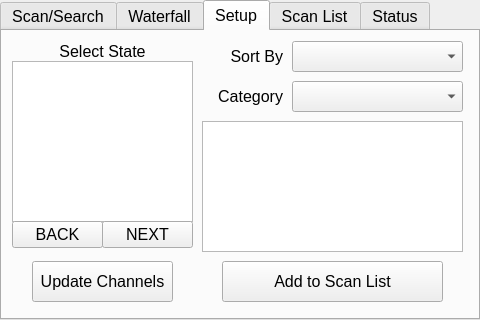
Qt form mainwindow.ui (CWRU-ECSE-398-Team-14/SDR-GNU-Radio-App) before a commit.
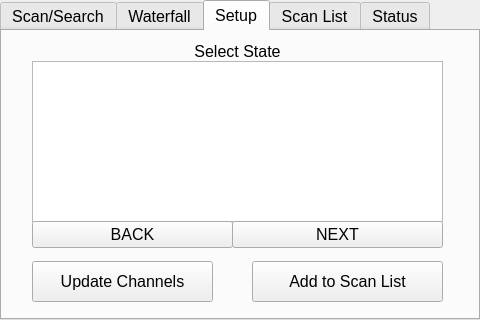
The same form after that commit.

Commit message: New layout and state machine appear to work

The edit to the form file:
```diff
--- a/mainwindow.ui
+++ b/mainwindow.ui
@@ -1166,7 +1166,7 @@
        <rect>
         <x>30</x>
         <y>230</y>
-        <width>141</width>
+        <width>181</width>
         <height>41</height>
        </rect>
       </property>
@@ -1174,74 +1174,12 @@
        <string>Update Channels</string>
       </property>
      </widget>
-     <widget class="QComboBox" name="sortByComboBox">
-      <property name="geometry">
-       <rect>
-        <x>290</x>
-        <y>10</y>
-        <width>171</width>
-        <height>31</height>
-       </rect>
-      </property>
-     </widget>
-     <widget class="QLabel" name="sortByLabel">
-      <property name="geometry">
-       <rect>
-        <x>210</x>
-        <y>10</y>
-        <width>71</width>
-        <height>31</height>
-       </rect>
-      </property>
-      <property name="text">
-       <string>Sort By</string>
-      </property>
-      <property name="alignment">
-       <set>Qt::AlignRight|Qt::AlignTrailing|Qt::AlignVCenter</set>
-      </property>
-     </widget>
-     <widget class="QListView" name="channelsListView">
-      <property name="geometry">
-       <rect>
-        <x>200</x>
-        <y>90</y>
-        <width>261</width>
-        <height>131</height>
-       </rect>
-      </property>
-     </widget>
-     <widget class="QComboBox" name="categoryComboBox">
-      <property name="geometry">
-       <rect>
-        <x>290</x>
-        <y>50</y>
-        <width>171</width>
-        <height>31</height>
-       </rect>
-      </property>
-     </widget>
-     <widget class="QLabel" name="categoryLabel">
-      <property name="geometry">
-       <rect>
-        <x>210</x>
-        <y>50</y>
-        <width>71</width>
-        <height>31</height>
-       </rect>
-      </property>
-      <property name="text">
-       <string>Category</string>
-      </property>
-      <property name="alignment">
-       <set>Qt::AlignRight|Qt::AlignTrailing|Qt::AlignVCenter</set>
-      </property>
-     </widget>
      <widget class="QPushButton" name="addToScanListBtn">
       <property name="geometry">
        <rect>
-        <x>220</x>
+        <x>250</x>
         <y>230</y>
-        <width>221</width>
+        <width>191</width>
         <height>41</height>
        </rect>
       </property>
@@ -1252,9 +1190,9 @@
      <widget class="QListView" name="setupListView">
       <property name="geometry">
        <rect>
-        <x>10</x>
+        <x>30</x>
         <y>30</y>
-        <width>181</width>
+        <width>411</width>
         <height>161</height>
        </rect>
       </property>
@@ -1262,9 +1200,9 @@
      <widget class="QLabel" name="setupStateLabel">
       <property name="geometry">
        <rect>
-        <x>10</x>
+        <x>30</x>
         <y>10</y>
-        <width>181</width>
+        <width>411</width>
         <height>20</height>
        </rect>
       </property>
@@ -1278,9 +1216,9 @@
      <widget class="QPushButton" name="setupStateNextButton">
       <property name="geometry">
        <rect>
-        <x>100</x>
+        <x>230</x>
         <y>190</y>
-        <width>91</width>
+        <width>211</width>
         <height>27</height>
        </rect>
       </property>
@@ -1291,9 +1229,9 @@
      <widget class="QPushButton" name="setupStateBackButton">
       <property name="geometry">
        <rect>
-        <x>10</x>
+        <x>30</x>
         <y>190</y>
-        <width>91</width>
+        <width>201</width>
         <height>27</height>
        </rect>
       </property>
```
The commit also changes 2 other files.
